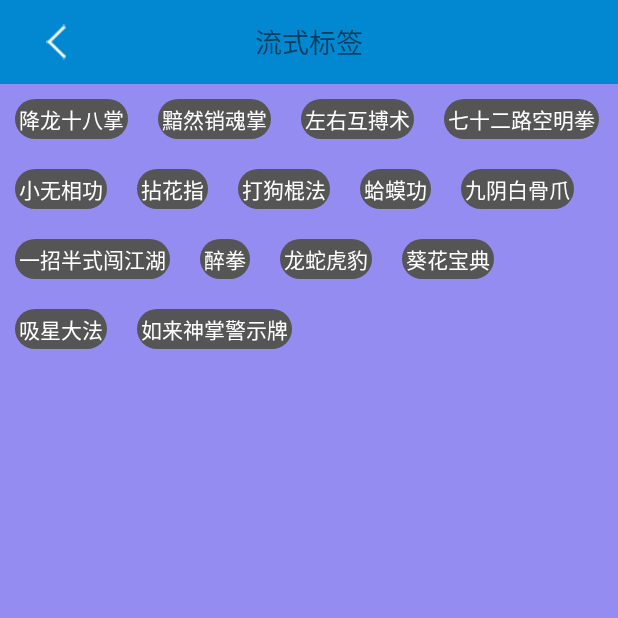
After one commit to xiahao2014/BaseProject, an Android app: the FlowLayoutActivity screen opened directly, with no data from a screen before it, on a phone screen of 412 x 824 dp, the top half of it. The commit adds this screen. Run offline under Robolectric (Android 15) with nearby library versions, the phone set to English and light mode, and no system bars.

Commit message:
自定义流式标签

```diff
--- a/app/build.gradle
+++ b/app/build.gradle
@@ -17,6 +17,7 @@ android {
             proguardFiles getDefaultProguardFile('proguard-android.txt'), 'proguard-rules.pro'
         }
     }
+
 }
 
 dependencies {
--- a/app/src/main/java/com/summerhao/bs/all_list/MainActivity.java
+++ b/app/src/main/java/com/summerhao/bs/all_list/MainActivity.java
@@ -68,7 +68,7 @@ public class MainActivity extends BaseActivity {
         LinearLayoutManager layoutManager = new LinearLayoutManager(this);
         // 设置布局管理器
         recyclerView.setLayoutManager(layoutManager);
-        recyclerView.setAdapter(new RecycleAdapter(new String[]{"UI类封装", "控件类封装", "功能类封装", "网络请求及优化类的封装", "常用三方框架封装"}));
+        recyclerView.setAdapter(new RecycleAdapter(new String[]{"UI类封装", "自定义控件类", "功能类封装", "网络请求及优化类的封装", "常用三方框架封装"}));
         recyclerView.addItemDecoration(new DividerItemDecoration(this,
                 DividerItemDecoration.VERTICAL_LIST));
 
--- a/app/src/main/java/com/summerhao/bs/all_list/ui_common/bookfip/BookPageFactory.java
+++ b/app/src/main/java/com/summerhao/bs/all_list/ui_common/bookfip/BookPageFactory.java
@@ -33,7 +33,7 @@ public class BookPageFactory {
 
 	private Vector<String> m_lines = new Vector<String>();
 
-	private int m_fontSize = 24;
+	private int m_fontSize = 35;
 	private int m_textColor = Color.BLACK;
 	private int m_backColor = 0xffff9e85; // 背景颜色
 	private int marginWidth = 15; // 左右与边缘的距离
--- /dev/null
+++ b/app/src/main/java/com/summerhao/bs/all_list/view_common/flowlayout/FlowGroupView.java
@@ -0,0 +1,183 @@
+package com.summerhao.bs.all_list.view_common.flowlayout;
+
+import android.content.Context;
+import android.util.AttributeSet;
+import android.util.Log;
+import android.view.View;
+import android.view.ViewGroup;
+
+import java.util.ArrayList;
+import java.util.List;
+
+/**
+ * @author xiahao
+ * @Description TODO
+ * @date 2015/11/11
+ * @Copyright: Copyright (c) 2015 Shenzhen Tentinet Technology Co., Ltd. Inc. All rights reserved.
+ */
+public class FlowGroupView extends ViewGroup {
+
+    /**
+     * 储存所有的view 按行记录
+     */
+    private List<List<View>> mAllViews = new ArrayList<List<View>>();
+    /**
+     * 记录每一行的高度
+     */
+    private List<Integer> mLineHeight = new ArrayList<Integer>();
+    private String TAG = "TAG";
+
+    public FlowGroupView(Context context, AttributeSet attrs,
+                         int defStyleAttr) {
+        super(context, attrs, defStyleAttr);
+    }
+
+    public FlowGroupView(Context context, AttributeSet attrs) {
+        super(context, attrs);
+    }
+
+    public FlowGroupView(Context context) {
+        super(context);
+    }
+
+    /**
+     * 所有childView的位置的布局
+     */
+    @Override
+    protected void onLayout(boolean changed, int l, int t, int r, int b) {
+        // 当前行的最大高度
+        int lineHeight = 0;
+        // 存储每一行所有的childView
+        List<View> lineViews = new ArrayList<View>();
+        int left = 0;
+        int top = 0;
+        // 得到总行数
+        int lineNums = mAllViews.size();
+        for (int i = 0; i < lineNums; i++) {
+            // 每一行的所有的views
+            lineViews = mAllViews.get(i);
+            // 当前行的最大高度
+            lineHeight = mLineHeight.get(i);
+
+            Log.e(TAG, "第" + i + "行 ：" + lineViews.size() + " , " + lineViews);
+            Log.e(TAG, "第" + i + "行， ：" + lineHeight);
+
+            // 遍历当前行所有的View
+            for (int j = 0; j < lineViews.size(); j++) {
+                View child = lineViews.get(j);
+                if (child.getVisibility() == View.GONE) {
+                    continue;
+                }
+                MarginLayoutParams lp = (MarginLayoutParams) child
+                        .getLayoutParams();
+
+                //计算childView的left,top,right,bottom
+                int lc = left + lp.leftMargin;
+                int tc = top + lp.topMargin;
+                int rc = lc + child.getMeasuredWidth();
+                int bc = tc + child.getMeasuredHeight();
+
+
+                //左、上、右、下
+                child.layout(lc, tc, rc, bc);
+
+                left += child.getMeasuredWidth() + lp.rightMargin
+                        + lp.leftMargin;
+            }
+            left = 0;
+            top += lineHeight;
+        }
+        Log.v(TAG, "onLayout   mAllViews.size() -- > " + mAllViews.size() + "   mLineHeight.size() -- > " + mLineHeight.size());
+    }
+
+    @Override
+    protected void onMeasure(int widthMeasureSpec, int heightMeasureSpec) {
+        // 置空 view 容器 和 lineHeight 容器  重新赋值
+        mAllViews.clear();
+        mLineHeight.clear();
+
+        //得到上级容器为其推荐的宽高和计算模式
+        int specWidthMode = MeasureSpec.getMode(widthMeasureSpec);
+        int specHeighMode = MeasureSpec.getMode(heightMeasureSpec);
+        int specWidthSize = MeasureSpec.getSize(widthMeasureSpec);
+        int specHeighSize = MeasureSpec.getSize(heightMeasureSpec);
+        // 计算出所有的 child 的 宽和高
+       // measureChildren(specWidthSize, specHeighSize);
+        // 记录如果是 warp_content 是设置的宽和高
+        int width = 0;
+        int height = 0;
+        // 得到子view的个数
+        int cCount = getChildCount();
+        /**
+         * 记录每一行的宽度，width不断取最大宽度
+         */
+        int lineWidth = 0;
+        /**
+         * 每一行的高度，累加至height
+         */
+        int lineHeight = 0;
+
+        // 存储每一行所有的childView
+        List<View> lineViews = new ArrayList<View>();
+
+        for (int i = 0; i < cCount; i++) {
+            // 得到每个子View
+            View child = getChildAt(i);
+            // 测量每个子View的宽高
+            measureChild(child, widthMeasureSpec, heightMeasureSpec);
+            // 当前子view的lp
+            MarginLayoutParams lp = (MarginLayoutParams) child.getLayoutParams();
+            // 子view的宽和高
+            int cWidth = 0;
+            int cheight = 0;
+            // 当前子 view 实际占的宽
+            cWidth = child.getMeasuredWidth() + lp.leftMargin + lp.rightMargin;
+            // 当前子View 实际占的高
+            cheight = child.getMeasuredHeight() + lp.topMargin + lp.bottomMargin;
+
+            // 需要换行
+            if (lineWidth + cWidth > specWidthSize) {
+                width = Math.max(lineWidth, cWidth);// 取最大值
+                lineWidth = cWidth; // 开启新行的时候重新累加width
+                height += lineHeight; // 开启新行时累加 height
+                lineHeight = cheight; // 记录下一行的高度
+                mAllViews.add(lineViews);
+                mLineHeight.add(lineHeight);
+                lineViews = new ArrayList<View>();
+                // 换行的时候把该 view 放进 集合里
+                lineViews.add(child);// 这个  view(child) 是下一行的第一个view
+                Log.v(TAG, "onl  mAllViews.size()  --  > " + mAllViews.size());
+            } else {
+                // 不需要换行
+                lineWidth += cWidth;//
+                height = Math.max(lineHeight, cheight);// 取最大值
+                // 不需要换行时 把子View add 进集合
+                lineViews.add(child);
+            }
+
+            if (i == cCount - 1) {
+                // 如果是最后一个view
+                width = Math.max(lineWidth, cWidth);
+                height += lineHeight;
+            }
+        }
+        // 循环结束后 把最后一行内容add进集合中
+        mLineHeight.add(lineHeight); // 记录最后一行
+        mAllViews.add(lineViews);
+        // MeasureSpec.EXACTLY 表示设置了精确的值
+        // 如果 mode 是 MeasureSpec.EXACTLY 时候，则不是 warp_content 用计算来的值，否则则用上级布局分给它的值
+        setMeasuredDimension(specWidthMode == MeasureSpec.EXACTLY ? specWidthSize : width
+                , specHeighMode == MeasureSpec.EXACTLY ? specHeighSize : height);
+        Log.v(TAG, "onLayout  onMeasure   mAllViews.size() -- > " + mAllViews.size() + "   mLineHeight.size() -- > " + mLineHeight.size());
+    }
+
+    /**
+     * 这个一定要设置，否则会包强转错误
+     * 设置它支持 marginLayoutParams
+     */
+    @Override
+    public ViewGroup.LayoutParams generateLayoutParams(AttributeSet attrs) {
+
+        return new MarginLayoutParams(getContext(), attrs);
+    }
+}
--- /dev/null
+++ b/app/src/main/java/com/summerhao/bs/all_list/view_common/flowlayout/FlowLayoutActivity.java
@@ -0,0 +1,131 @@
+package com.summerhao.bs.all_list.view_common.flowlayout;
+
+import android.app.Activity;
+import android.graphics.Color;
+import android.os.Bundle;
+import android.view.LayoutInflater;
+import android.view.MenuItem;
+import android.view.View;
+import android.view.ViewGroup;
+import android.widget.ImageButton;
+import android.widget.TextView;
+import android.widget.Toast;
+
+import com.summerhao.bs.R;
+import com.summerhao.bs.all_list.ui_common.drawerlayout.StatusBarCompat;
+
+import java.util.ArrayList;
+
+/**
+ * 流式标签实现
+ *
+ * @author xiahao
+ * @Description TODO
+ * @date 2015/11/11
+ * @Copyright: Copyright (c) 2015 Shenzhen Tentinet Technology Co., Ltd. Inc. All rights reserved.
+ */
+public class FlowLayoutActivity extends Activity {
+
+    ArrayList<String> names = new ArrayList<String>();
+    FlowGroupView fl_view;
+
+    @Override
+    protected void onCreate(Bundle savedInstanceState) {
+        super.onCreate(savedInstanceState);
+        setData();
+        View view = LayoutInflater.from(this).inflate(R.layout.activity_flowlayout, null);
+        fl_view = (FlowGroupView) view.findViewById(R.id.fl_view);
+        for (int i = 0; i < names.size(); i++) {
+            addTextView(names.get(i));
+        }
+        setContentView(view);
+
+        initToolbars();
+    }
+
+    private void initToolbars() {
+        StatusBarCompat.compat(this);
+        ImageButton iv_left = (ImageButton) findViewById(R.id.iv_left);
+        iv_left.setBackground(getResources().getDrawable(R.drawable.back_selector));
+        iv_left.setVisibility(View.VISIBLE);
+        iv_left.setOnClickListener(new View.OnClickListener() {
+            @Override
+            public void onClick(View view) {
+                finish();
+            }
+        });
+        TextView tv_title = (TextView) findViewById(R.id.tv_title);
+        tv_title.setText("流式标签");
+    }
+
+    /**
+     * 动态添加布局
+     *
+     * @param str
+     */
+    private void addTextView(String str) {
+        TextView child = new TextView(this);
+        ViewGroup.MarginLayoutParams params = new ViewGroup.MarginLayoutParams(ViewGroup.MarginLayoutParams.WRAP_CONTENT, ViewGroup.MarginLayoutParams.WRAP_CONTENT);
+        params.setMargins(15, 15, 15, 15);
+
+        child.setLayoutParams(params);
+        child.setBackgroundResource(R.drawable.shape_textback);
+        child.setText(str);
+        child.setTextColor(Color.WHITE);
+        initEvents(child);
+        fl_view.addView(child);
+        // 务必要加这句
+        fl_view.requestLayout();
+    }
+
+
+    @Override
+    public boolean onOptionsItemSelected(MenuItem item) {
+        // Handle action bar item clicks here. The action bar will
+        // automatically handle clicks on the Home/Up button, so long
+        // as you specify a parent activity in AndroidManifest.xml.
+        int id = item.getItemId();
+        if (id == R.id.action_settings) {
+            // 动态添加 view
+            addTextView(names.get((int) (Math.random() * names.size())));
+
+            return true;
+        }
+        return super.onOptionsItemSelected(item);
+    }
+
+    /**
+     * 为每个view 添加点击事件
+     *
+     * @param tv
+     */
+    private void initEvents(final TextView tv) {
+        tv.setOnClickListener(new View.OnClickListener() {
+
+            @Override
+            public void onClick(View v) {
+                // TODO Auto-generated method stub
+                Toast.makeText(FlowLayoutActivity.this, tv.getText().toString(), Toast.LENGTH_SHORT).show();
+            }
+        });
+    }
+
+    private void setData() {
+        names.add("降龙十八掌");
+        names.add("黯然销魂掌");
+        names.add("左右互搏术");
+        names.add("七十二路空明拳");
+        names.add("小无相功");
+        names.add("拈花指");
+        names.add("打狗棍法");
+        names.add("蛤蟆功");
+        names.add("九阴白骨爪");
+        names.add("一招半式闯江湖");
+        names.add("醉拳");
+        names.add("龙蛇虎豹");
+        names.add("葵花宝典");
+        names.add("吸星大法");
+        names.add("如来神掌警示牌");
+    }
+
+}
--- /dev/null
+++ b/app/src/main/res/drawable/shape_textback.xml
@@ -0,0 +1,15 @@
+<?xml version="1.0" encoding="utf-8"?>
+<shape xmlns:android="http://schemas.android.com/apk/res/android" >
+
+    <solid android:color="#555555" >
+    </solid>
+
+    <corners android:radius="20dp"/>
+    <padding
+        android:bottom="3dp"
+        android:left="3dp"
+        android:right="3dp"
+        android:top="3dp" >
+    </padding>
+
+</shape>
--- /dev/null
+++ b/app/src/main/res/layout/activity_flowlayout.xml
@@ -0,0 +1,17 @@
+<?xml version="1.0" encoding="utf-8"?>
+<RelativeLayout xmlns:android="http://schemas.android.com/apk/res/android"
+    xmlns:tools="http://schemas.android.com/tools"
+    android:layout_width="match_parent"
+    android:layout_height="match_parent">
+
+    <include layout="@layout/toolbar"/>
+
+
+    <com.summerhao.bs.all_list.view_common.flowlayout.FlowGroupView
+        android:layout_below="@+id/toolbar"
+        android:id="@+id/fl_view"
+        android:layout_width="match_parent"
+        android:layout_height="match_parent" />
+
+
+</RelativeLayout>
--- a/app/src/main/res/values/strings.xml
+++ b/app/src/main/res/values/strings.xml
@@ -72,5 +72,6 @@
 
     <string name="loading_waiting">加載中，请稍后...</string>
     <string name="EvenBusActivity">AndroidEvenBus</string>
+    <string name="FlowLayoutActivity">流式标签</string>
 
 </resources>
```
Also changed, not shown: app/src/main/AndroidManifest.xml (+7 -0 lines).
